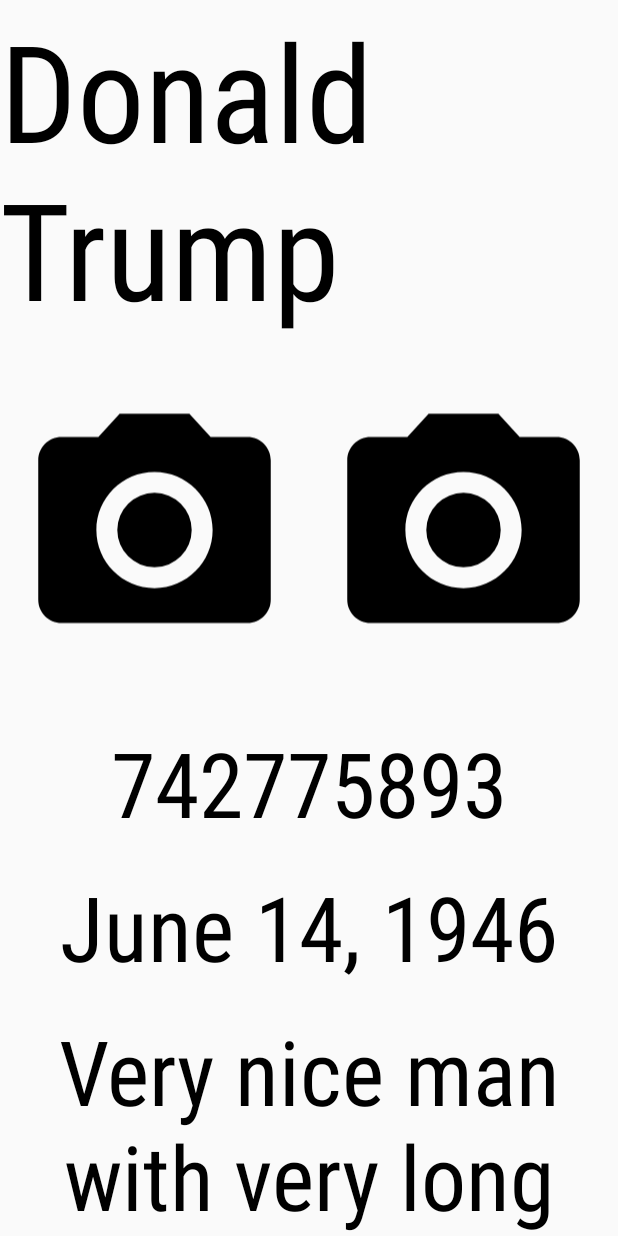
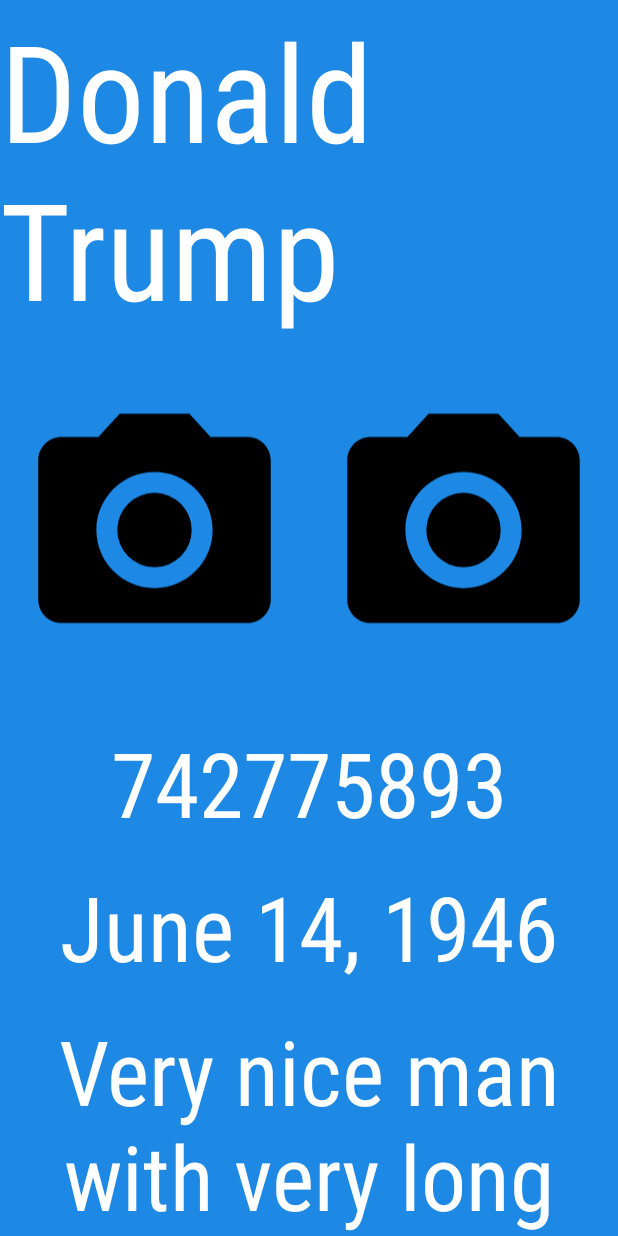
Before and after one commit to gRaytan/TouchDown, an Android app: the layout activity_person_info.xml on its own in the app's theme, with its tools: preview values and no code run, on a phone screen of 412 x 824 dp. Run offline under Robolectric (Android 15) with nearby library versions, the phone set to English and light mode, and no system bars; plain views replace AutofitTextView, RippleBackground.

Commit message:
View changes

```diff
--- a/app/src/main/res/layout/activity_person_info.xml
+++ b/app/src/main/res/layout/activity_person_info.xml
@@ -3,6 +3,7 @@
     xmlns:tools="http://schemas.android.com/tools"
     android:layout_width="match_parent"
     android:layout_height="match_parent"
+    android:background="@color/blue_600"
     android:gravity="center_horizontal"
     android:orientation="vertical"
     tools:context="com.touchdown.muchface.PersonDetailsActivity"
@@ -12,7 +13,8 @@
       android:id="@+id/details_name"
       android:layout_width="wrap_content"
       android:layout_height="wrap_content"
-      android:textColor="@color/black"
+      android:fontFamily="sans-serif-condensed"
+      android:textColor="@color/white"
       android:textSize="@dimen/font_size_big"
       tools:text="Donald Trump"
       />
@@ -32,7 +34,7 @@
         android:layout_width="0dp"
         android:layout_height="match_parent"
         android:layout_weight="1"
-        app:rb_color="#0099CC"
+        app:rb_color="@color/yellow_500"
         app:rb_duration="3000"
         app:rb_radius="40dp"
         app:rb_rippleAmount="4"
@@ -78,10 +80,11 @@
       android:id="@+id/details_ssn"
       android:layout_width="wrap_content"
       android:layout_height="wrap_content"
+      android:fontFamily="sans-serif-condensed"
       android:maxLines="1"
       android:paddingTop="@dimen/padding_normal"
       android:textAlignment="center"
-      android:textColor="@color/black"
+      android:textColor="@color/white"
       android:textSize="@dimen/font_size"
       tools:text="742775893"
       />
@@ -90,10 +93,11 @@
       android:id="@+id/details_birth_date"
       android:layout_width="wrap_content"
       android:layout_height="wrap_content"
+      android:fontFamily="sans-serif-condensed"
       android:maxLines="1"
       android:paddingTop="@dimen/padding_normal"
       android:textAlignment="center"
-      android:textColor="@color/black"
+      android:textColor="@color/white"
       android:textSize="@dimen/font_size"
       tools:text="June 14, 1946 (age 71)"
       />
@@ -102,10 +106,11 @@
       android:id="@+id/details_description"
       android:layout_width="wrap_content"
       android:layout_height="wrap_content"
+      android:fontFamily="sans-serif-condensed"
       android:maxLines="2"
       android:paddingTop="@dimen/padding_normal"
       android:textAlignment="center"
-      android:textColor="@color/black"
+      android:textColor="@color/white"
       android:textSize="@dimen/font_size"
       tools:text="Very nice man with very long long lo"
       />
```
